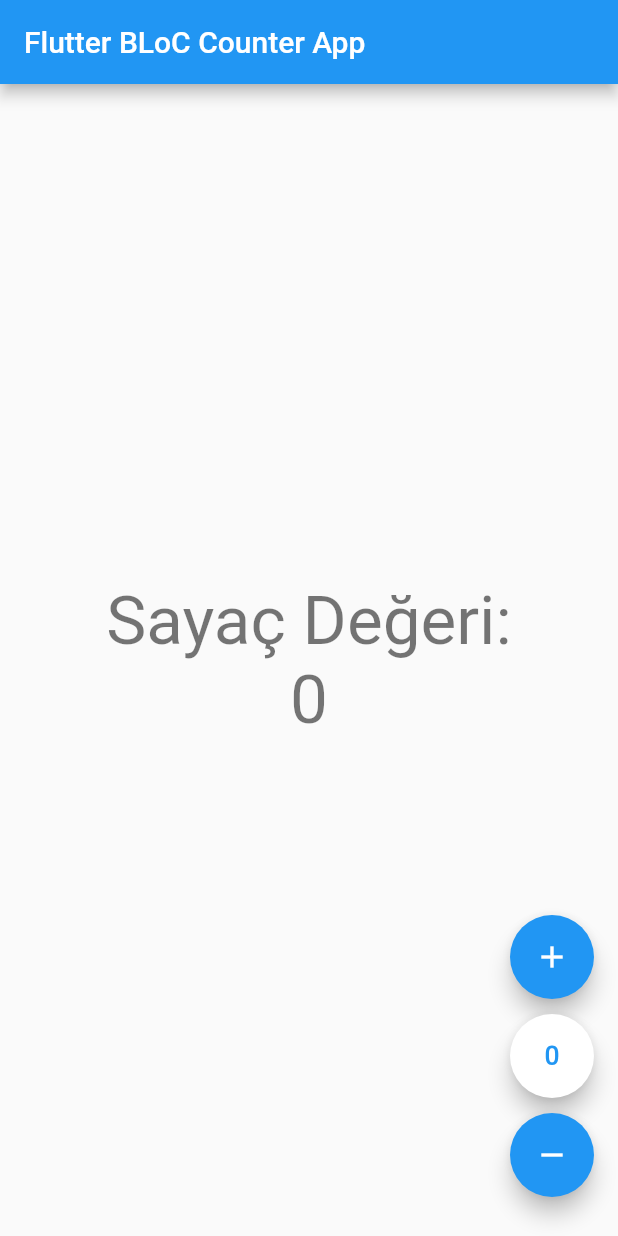
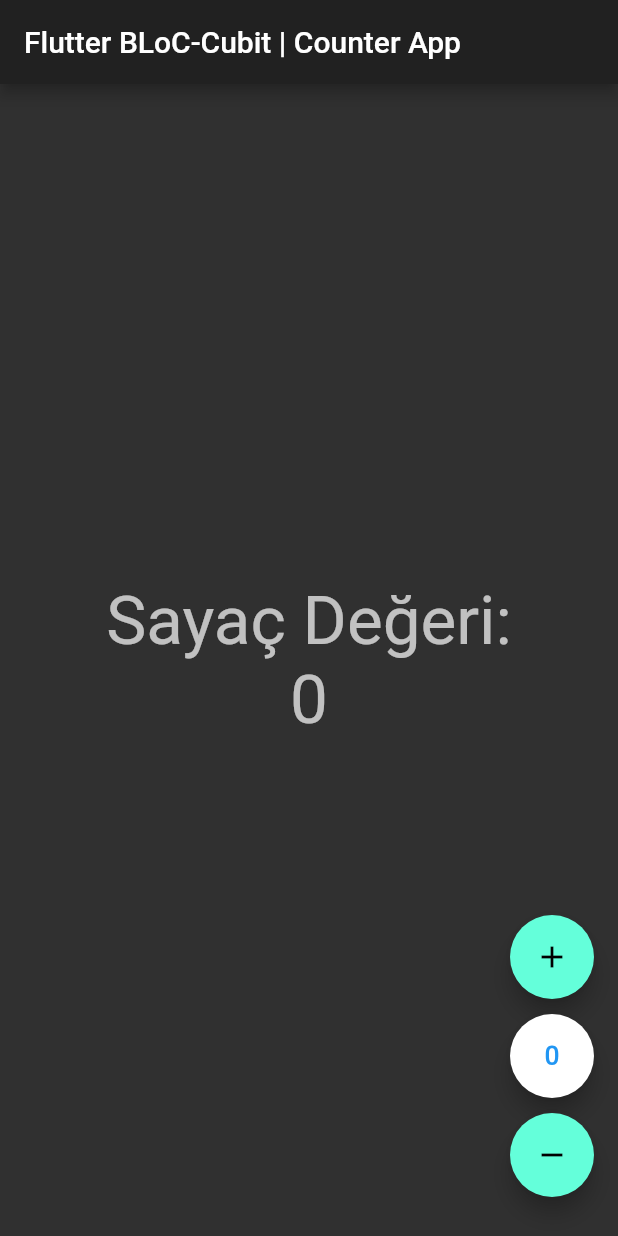
Before and after one commit to ahmetkah/flutter_counter_app_tutorials, a Flutter app: the screen it shows after launch, on a phone screen of 412 x 824 dp. Run offline on Flutter 3.47's test engine with Material 2 defaults, Android fonts, the light colour scheme and no system bars; our stand-ins replace bloc, flutter_bloc.

Commit message:
first commit

```diff
--- a/lib/app.dart
+++ b/lib/app.dart
@@ -10,7 +10,7 @@ class App extends StatelessWidget {
     return MaterialApp(
       title: 'Flutter Counter App Tutorials',
       debugShowCheckedModeBanner: false,
-      theme: ThemeData.light(),
+      theme: ThemeData.dark(),
       home: const CounterPage(),
     );
   }
--- a/lib/bloc/counter_event.dart
+++ /dev/null
@@ -1,16 +0,0 @@
-/// [1. Adım]
-
-part of 'counter_bloc.dart';
-
-@immutable
-abstract class CounterEvent extends Equatable {
-  const CounterEvent();
-  @override
-  List<Object?> get props => [];
-}
-
-class IncrementEvent extends CounterEvent {}
-
-class ResetEvent extends CounterEvent {}
-
-class DecrementEvent extends CounterEvent {}
--- a/lib/bloc/counter_state.dart
+++ /dev/null
@@ -1,13 +0,0 @@
-/// [2]
-
-part of 'counter_bloc.dart';
-
-@immutable
-class CounterState extends Equatable {
-  const CounterState({required this.counter});
-
-  final int counter;
-
-  @override
-  List<Object?> get props => [counter];
-}
--- a/lib/bloc/counter_bloc.dart
+++ b/lib/cubit/counter_cubit.dart
@@ -1,4 +1,30 @@
-/// [3]
+/// [1. Adım]:
+import 'package:bloc/bloc.dart';
+
+/// Sınıfı Cubit'ten extends et.
+class CounterCubit extends Cubit<int> {
+  /// State için başlangıç değeri
+  /// super(state) => state(0)
+  CounterCubit() : super(0);
+
+  /// [1]: Arttır metodunun çalıştıktan sonra
+  /// [state] güncellenmesi için
+  /// [emit] metodunu kullan
+  void incrementCounter() => emit(state + 1);
+
+  /// [2]: Sıfırlama metodunun çalıştıktan sonra
+  /// [state] güncellenmesi için
+  /// [emit] metodunu kullan
+  void resetCounter() => emit(0);
+
+  /// [3]: Azalt metodunun çalıştıktan sonra
+  /// [state] güncellenmesi için
+  /// [emit] metodunu kullan
+  void decrementCounter() => emit(state - 1);
+}
+
+
+/*
 import 'package:bloc/bloc.dart';
 import 'package:equatable/equatable.dart';
 import 'package:meta/meta.dart';
@@ -25,3 +51,4 @@ class CounterBloc extends Bloc<CounterEvent, CounterState> {
     }
   }
 }
+*/
--- a/lib/view/counter_page.dart
+++ b/lib/view/counter_page.dart
@@ -3,8 +3,9 @@
 import 'package:flutter/material.dart';
 import 'package:flutter_bloc/flutter_bloc.dart';
 
+import '../cubit/counter_cubit.dart';
+
 import 'counter_view.dart';
-import '../bloc/counter_bloc.dart';
 
 class CounterPage extends StatelessWidget {
   const CounterPage({Key? key}) : super(key: key);
@@ -12,8 +13,8 @@ class CounterPage extends StatelessWidget {
   @override
   Widget build(BuildContext context) {
     ///
-    return BlocProvider<CounterBloc>(
-      create: (context) => CounterBloc(),
+    return BlocProvider<CounterCubit>(
+      create: (_) => CounterCubit(),
       child: CounterView(),
     );
   }
--- a/lib/view/counter_view.dart
+++ b/lib/view/counter_view.dart
@@ -1,19 +1,19 @@
 import 'package:flutter/material.dart';
 import 'package:flutter_bloc/flutter_bloc.dart';
 
-import '../bloc/counter_bloc.dart';
+import '../cubit/counter_cubit.dart';
 
 class CounterView extends StatelessWidget {
   const CounterView({Key? key}) : super(key: key);
 
   @override
   Widget build(BuildContext context) {
-    // final _read = context.read<CounterBloc>();
-    final _read = BlocProvider.of<CounterBloc>(context);
+    // final _read = context.read<CounterCubit>();
+    final _read = BlocProvider.of<CounterCubit>(context);
     return Scaffold(
       appBar: AppBar(
         title: Text(
-          'Flutter BLoC Counter App',
+          'Flutter BLoC-Cubit | Counter App',
         ),
       ),
       body: Center(
@@ -25,13 +25,13 @@ class CounterView extends StatelessWidget {
               style: Theme.of(context).textTheme.headline3,
             ),
 
-            /// [BlocBuilder], CounterBloc'un durumu her değiştiğinde
+            /// [BlocBuilder], CounterCubit'in durumu her değiştiğinde
             /// Text widgetini sararak state'i günceller.
-            BlocBuilder<CounterBloc, CounterState>(
-              builder: (BuildContext context, CounterState state) {
+            BlocBuilder<CounterCubit, int>(
+              builder: (BuildContext context, int state) {
                 return Text(
                   /// [5]: Sayacın değerini ekrana yaz
-                  '${state.counter}',
+                  '$state',
                   style: Theme.of(context).textTheme.headline3,
                 );
               },
@@ -54,7 +54,7 @@ class CounterView extends StatelessWidget {
               heroTag: 'incrementTag',
 
               /// Arttırma Event'ini tetikle
-              onPressed: () => _read.add(IncrementEvent()),
+              onPressed: _read.incrementCounter,
               tooltip: 'Arttır',
               child: Icon(
                 Icons.add,
@@ -72,7 +72,7 @@ class CounterView extends StatelessWidget {
               heroTag: 'resetTag',
 
               /// Sıfırlama metodunu [2-B] çalıştır
-              onPressed: () => _read.add(ResetEvent()),
+              onPressed: _read.resetCounter,
               tooltip: 'Sıfırla',
               child: Icon(
                 Icons.exposure_zero_sharp,
@@ -90,7 +90,7 @@ class CounterView extends StatelessWidget {
               heroTag: 'decrementTag',
 
               /// Azaltma metodunu [2-C] çalıştır
-              onPressed: () => _read.add(DecrementEvent()),
+              onPressed: _read.decrementCounter,
               tooltip: 'Azalt',
               child: Icon(
                 Icons.remove,
```
Also changed, not shown: lib/counter_observer.dart (+4 -4 lines).
